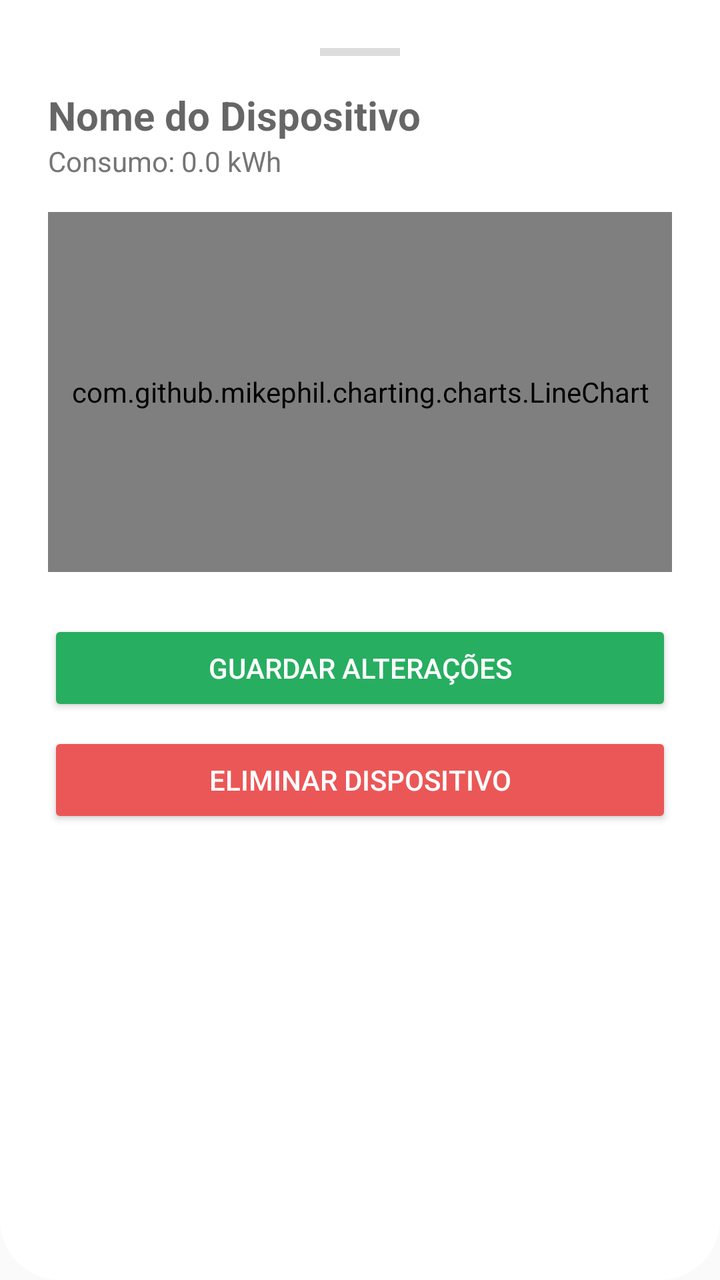
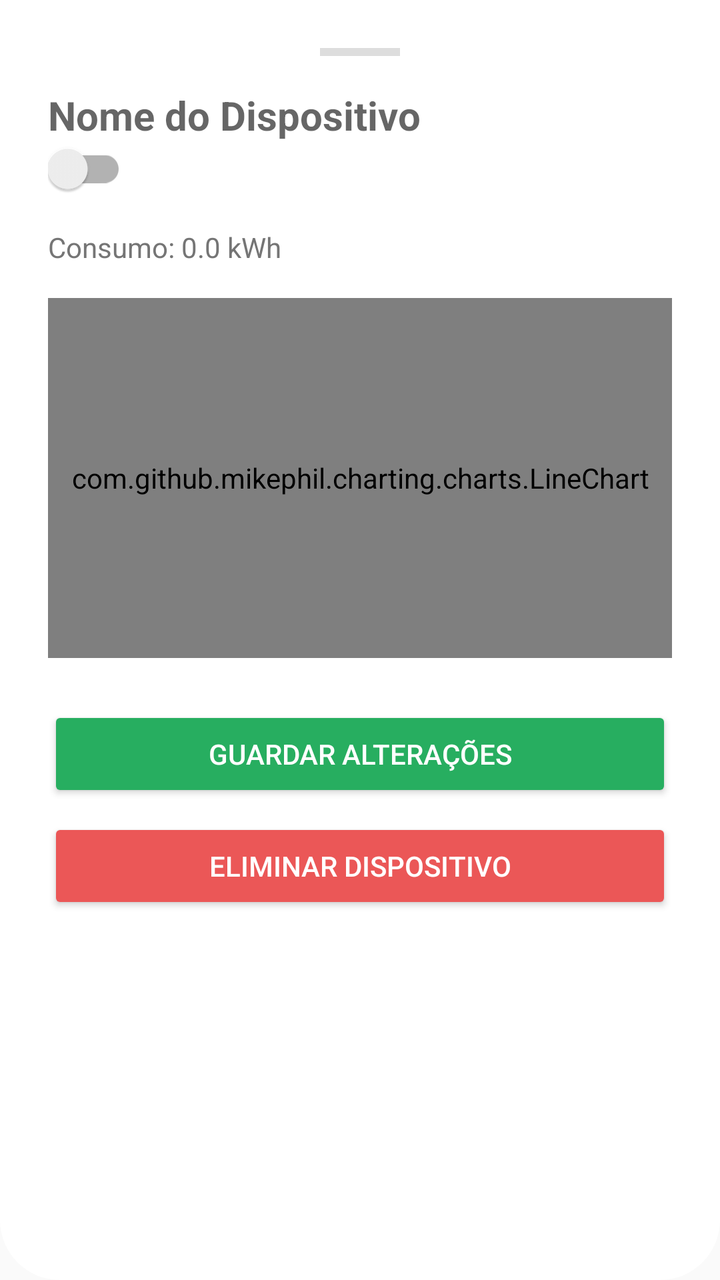

An Android layout rendered at two revisions. The XML below is the earlier revision; the diff shows what the commit changed to produce the second picture.
<!-- AndroidManifest.xml: application theme Theme.AppCompat.Light.NoActionBar -->
<!-- res/layout/layout_device_details.xml -->
<?xml version="1.0" encoding="utf-8"?>
<LinearLayout xmlns:android="http://schemas.android.com/apk/res/android"
    android:layout_width="match_parent"
    android:layout_height="wrap_content"
    android:orientation="vertical"
    android:padding="24dp"
    android:background="@drawable/bg_home_header"
    android:backgroundTint="#FFFFFF">

    <View
        android:layout_width="40dp"
        android:layout_height="4dp"
        android:layout_gravity="center"
        android:background="#DDDDDD"
        android:layout_marginBottom="16dp"/>

    <EditText
        android:id="@+id/etEditDeviceName"
        android:layout_width="match_parent"
        android:layout_height="wrap_content"
        android:textSize="20sp"
        android:textStyle="bold"
        android:textColor="#333333"
        android:background="@null"
        android:hint="Nome do Dispositivo" />

    <TextView
        android:id="@+id/tvDetailConsumption"
        android:layout_width="wrap_content"
        android:layout_height="wrap_content"
        android:text="Consumo: 0.0 kWh"
        android:textColor="#757575"
        android:layout_marginBottom="16dp"/>

    
    <com.github.mikephil.charting.charts.LineChart
        android:id="@+id/detailLineChart"
        android:layout_width="match_parent"
        android:layout_height="180dp"
        android:layout_marginBottom="24dp"/>

    <Button
        android:id="@+id/btnUpdateDevice"
        android:layout_width="match_parent"
        android:layout_height="wrap_content"
        android:text="Guardar Alterações"
        android:backgroundTint="#27AE60"
        android:textColor="#FFFFFF" />

    <Button
        android:id="@+id/btnDeleteDeviceDetail"
        android:layout_width="match_parent"
        android:layout_height="wrap_content"
        android:text="Eliminar Dispositivo"
        android:layout_marginTop="8dp"
        android:backgroundTint="#EB5757"
        android:textColor="#FFFFFF" />

</LinearLayout>
<!-- resources referenced by this layout -->
<resources>
  <!-- drawable bg_home_header (drawable) -->
  <?xml version="1.0" encoding="utf-8"?>
  <shape xmlns:android="http://schemas.android.com/apk/res/android">
      <solid android:color="#27AE60" /> 
      <corners
          android:bottomLeftRadius="30dp"
          android:bottomRightRadius="30dp" />
  </shape>
</resources>

<!-- the commit's change to res/layout/layout_device_details.xml (unified diff, before → after) -->
@@ -24,6 +24,14 @@
         android:background="@null"
         android:hint="Nome do Dispositivo" />
 
+    <com.google.android.material.switchmaterial.SwitchMaterial
+        android:id="@+id/switchDeviceStatus"
+        android:layout_width="wrap_content"
+        android:layout_height="wrap_content"
+        android:layout_marginBottom="16dp"
+        android:text=""
+        android:textSize="16sp" />
+
     <TextView
         android:id="@+id/tvDetailConsumption"
         android:layout_width="wrap_content"
@@ -31,6 +39,7 @@
         android:text="Consumo: 0.0 kWh"
         android:textColor="#757575"
         android:layout_marginBottom="16dp"/>
+
 
     
     <com.github.mikephil.charting.charts.LineChart
